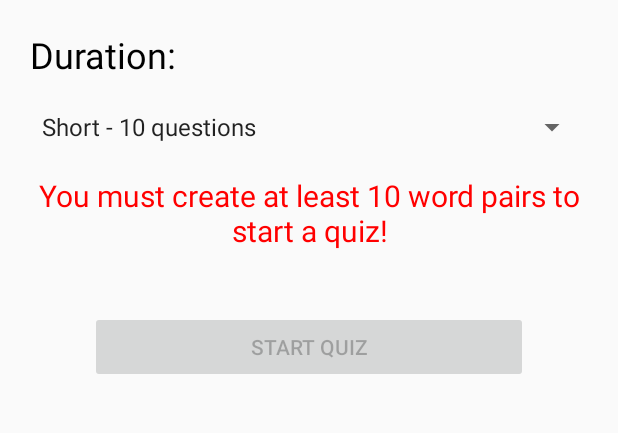
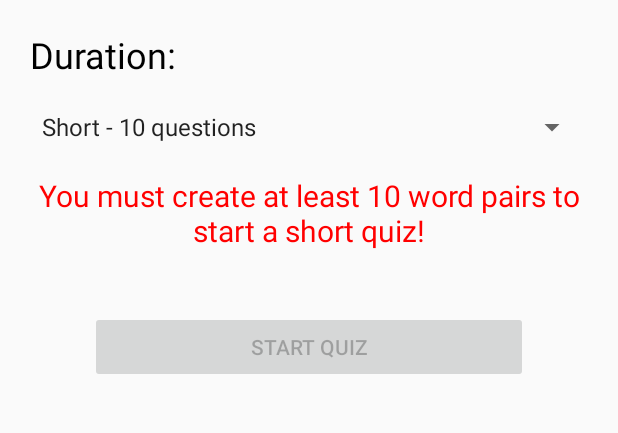
Before and after one commit to harry-cramp/Droog, an Android app: the QuizMenu screen opened directly, with no data from a screen before it, after a tap on "START QUIZ", on a phone screen of 412 x 824 dp, the part 471-904 px from its top. Run offline under Robolectric (Android 15) with nearby library versions, the phone set to English and light mode, and no system bars.

Commit message:
Fix issue where user can start quiz with insufficient number of word pairs for the length of quiz they selected

```diff
--- a/app/src/main/java/com/anaglyph/droog/MainActivity.java
+++ b/app/src/main/java/com/anaglyph/droog/MainActivity.java
@@ -114,6 +114,7 @@ public class MainActivity extends AppCompatActivity {
             }
         });
 
-        loadData();
+        if(FlashcardStore.isEmpty())
+            loadData();
     }
 }
--- a/app/src/main/java/com/anaglyph/droog/QuizMenu.java
+++ b/app/src/main/java/com/anaglyph/droog/QuizMenu.java
@@ -15,8 +15,21 @@ import java.util.ArrayList;
 
 public class QuizMenu extends AppCompatActivity {
 
+    private final int OPTION_SHORT = 0;
+    private final int OPTION_LONG = 1;
     private final int SHORT_DURATION = 10;
     private final int LONG_DURATION = 25;
+
+    private Button startQuizButton;
+    private TextView errorPlaceholder;
+
+    @Override
+    protected void onResume() {
+        super.onResume();
+
+        startQuizButton.setEnabled(true);
+        errorPlaceholder.setText(R.string.empty_string);
+    }
 
     @Override
     protected void onCreate(Bundle savedInstanceState) {
@@ -26,20 +39,24 @@ public class QuizMenu extends AppCompatActivity {
         ArrayList<String> durations = new ArrayList<String>();
         durations.add(getResources().getString(R.string.quiz_menu_short_duration) + " " + SHORT_DURATION + " " + getResources().getString(R.string.quiz_menu_duration_suffix));
         durations.add(getResources().getString(R.string.quiz_menu_long_duration) + " " + LONG_DURATION + " " + getResources().getString(R.string.quiz_menu_duration_suffix));
-        ArrayAdapter<String> durationAdapter = new ArrayAdapter<String>(this, android.R.layout.simple_spinner_item, durations);
+        final ArrayAdapter<String> durationAdapter = new ArrayAdapter<String>(this, android.R.layout.simple_spinner_item, durations);
 
-        Spinner durationSpinner = (Spinner)findViewById(R.id.durationSpinner);
+        final Spinner durationSpinner = (Spinner)findViewById(R.id.durationSpinner);
         durationSpinner.setAdapter(durationAdapter);
 
-        final Button startQuizButton = (Button)findViewById(R.id.startQuizButton);
-        final TextView errorPlaceholder = findViewById(R.id.errorTextNotEnoughData);
+        startQuizButton = (Button)findViewById(R.id.startQuizButton);
+        errorPlaceholder = findViewById(R.id.errorTextNotEnoughData);
         final Context context = this.getApplicationContext();
         startQuizButton.setOnClickListener(new View.OnClickListener() {
             @Override
             public void onClick(View v) {
-                if(FlashcardStore.getWordPairCount() < SHORT_DURATION) {
+                if(FlashcardStore.getWordPairCount() < SHORT_DURATION && durationSpinner.getSelectedItemPosition() == OPTION_SHORT) {
                     startQuizButton.setEnabled(false);
-                    errorPlaceholder.setText(getResources().getString(R.string.quiz_menu_error_insufficient_data));
+                    errorPlaceholder.setText(getResources().getString(R.string.quiz_menu_error_insufficient_data_short));
+                    return;
+                }else if(FlashcardStore.getWordPairCount() < LONG_DURATION && durationSpinner.getSelectedItemPosition() == OPTION_LONG) {
+                    startQuizButton.setEnabled(false);
+                    errorPlaceholder.setText(getResources().getString(R.string.quiz_menu_error_insufficient_data_long));
                     return;
                 }
                 Intent intent = new Intent(context, QuizPage.class);
--- a/app/src/main/res/values/strings.xml
+++ b/app/src/main/res/values/strings.xml
@@ -31,6 +31,7 @@
     <string name="quiz_menu_duration_suffix"> questions</string>
     <string name="quiz_menu_start_button">Start Quiz</string>
     <string name="quiz_menu_finish_button">Finish Quiz</string>
-    <string name="quiz_menu_error_insufficient_data">You must create at least 10 word pairs to start a quiz!</string>
+    <string name="quiz_menu_error_insufficient_data_short">You must create at least 10 word pairs to start a short quiz!</string>
+    <string name="quiz_menu_error_insufficient_data_long">You must create at least 25 word pairs to start a short quiz!</string>
 
 </resources>
```
Also changed, not shown: app/src/main/java/com/anaglyph/droog/QuizQuestionAdapter.java (+17 -1 lines).
